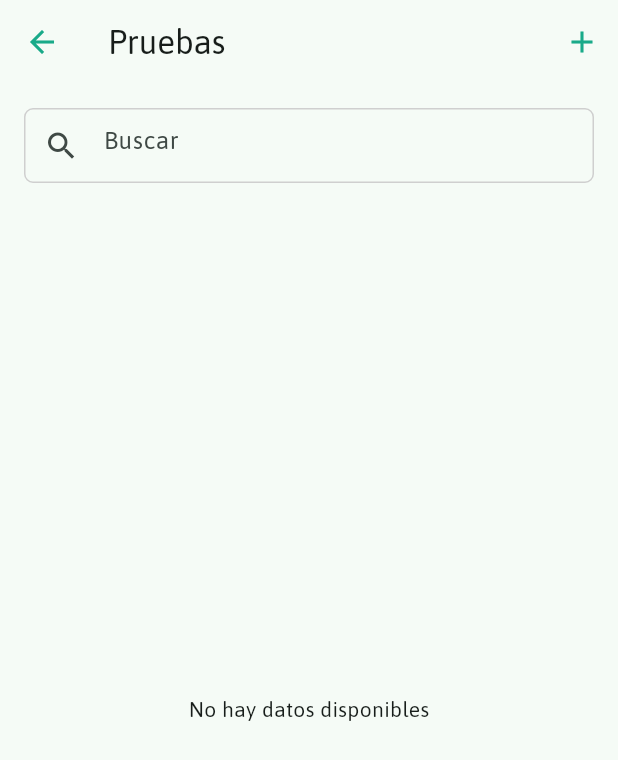
After one commit to AgnerVillaFabrega/MixCosechas, a Flutter app: the ViewPruebasScreen screen opened directly, on a phone screen of 412 x 824 dp. The commit adds this screen. Shown: the top 760 px of the screen. Run offline on Flutter 3.47's test engine with Material 2 defaults, Android fonts, the phone set to English and light mode, and no system bars; our stand-ins replace cloud_firestore, csv, firebase_auth, firebase_core, flutter_typeahead; accounts and stored records are empty.

Commit message:
test suelo

```diff
--- /dev/null
+++ b/lib/presentation/screens/view_pruebas_screen.dart
@@ -0,0 +1,94 @@
+import 'package:flutter/material.dart';
+import 'package:mixcosechas_app/model/pruebaSuelo.dart';
+import 'package:mixcosechas_app/presentation/widgets/icon_add_prueba.dart';
+import '../../services/firebase_service.dart';
+import '../widgets/indicador_circle_progress.dart';
+
+class ViewPruebasScreen extends StatefulWidget {
+  const ViewPruebasScreen({Key? key}) : super(key: key);
+
+  @override
+  _ViewPruebasScreenState createState() => _ViewPruebasScreenState();
+}
+
+class _ViewPruebasScreenState extends State<ViewPruebasScreen> {
+  final ServiceFirebase _serviceFirebase = ServiceFirebase();
+  List<PruebaSuelo> pruebasSuelo = [];
+  bool _isLoading = true; // Inicialmente, estamos cargando datos.
+
+  @override
+  void initState() {
+    super.initState();
+    _loadData();
+  }
+
+  Future<void> _loadData() async {
+    try {
+      // Llama a la función para obtener la lista de PruebaSuelo.
+      List<PruebaSuelo> pruebas = await _serviceFirebase.getPruebaSuelo();
+      setState(() {
+        pruebasSuelo = pruebas;
+        _isLoading = false; // Los datos se han cargado, establecemos _isLoading a falso.
+      });
+    } catch (e) {
+      print("Error al obtener la lista de Pruebas de Suelo: $e");
+      setState(() {
+        _isLoading = false; // En caso de error, asegúrate de que _isLoading se establezca en falso.
+      });
+    }
+  }
+
+  @override
+  Widget build(BuildContext context) {
+    return Scaffold(
+      appBar: AppBar(
+        title: const Text('Pruebas'),
+        actions: const [
+          IconAddPrueba(),
+        ],
+      ),
+      body: Padding(
+        padding: const EdgeInsets.all(16.0),
+        child: Column(
+          children: [
+            Container(
+              decoration: BoxDecoration(
+                borderRadius: BorderRadius.circular(6),
+                border: Border.all(color: const Color(0xFFCFCFCF)),
+              ),
+              child: const TextField(
+                decoration: InputDecoration(
+                  hintText: 'Buscar',
+                  prefixIcon: Icon(Icons.search),
+                  border: InputBorder.none,
+                ),
+              ),
+            ),
+            const SizedBox(height: 16.0),
+            _isLoading
+                ? const IndicadorCircularProgress() // Muestra un indicador de carga mientras se obtienen los datos.
+                : Expanded(
+                    child: pruebasSuelo.isEmpty
+                        ? const Center(
+                            child: Text('No hay datos disponibles'),
+                          )
+                        : ListView.separated(
+                            itemCount: pruebasSuelo.length,
+                            separatorBuilder: (context, index) => const Divider(),
+                            itemBuilder: (context, index) {
+                              return ListTile(
+                                title: Text(pruebasSuelo[index].nombrePredio.toString()),
+                                subtitle: Text(pruebasSuelo[index].alInterpretacion.toString()),
+                                onTap: () {
+                                  // Puedes implementar la navegación aquí si es necesario.
+                                },
+                              );
+                            },
+                          ),
+                  ),
+          ],
+        ),
+      ),
+    );
+  }
+}
--- /dev/null
+++ b/lib/presentation/widgets/icon_add_prueba.dart
@@ -0,0 +1,23 @@
+import 'package:flutter/material.dart';
+
+import '../screens/registration_analisis_screen.dart';
+
+class IconAddPrueba extends StatelessWidget {
+  const IconAddPrueba({
+    super.key,
+  });
+
+  @override
+  Widget build(BuildContext context) {
+    return IconButton(
+      icon: const Icon(Icons.add),
+      onPressed: () {
+        //Todo: Logica para registrar predios
+        Navigator.push(
+          context,
+          MaterialPageRoute(builder: (context) => const RegistrationPruebaScreen()),
+        );
+      },
+    );
+  }
+}
--- a/lib/presentation/widgets/icon_muestras.dart
+++ b/lib/presentation/widgets/icon_muestras.dart
@@ -1,6 +1,6 @@
 import 'package:flutter/material.dart';
 
-import '../screens/registration_analisis_screen.dart';
+import '../screens/view_pruebas_screen.dart';
 
 class IconMuestasMenu extends StatelessWidget {
   const IconMuestasMenu({
@@ -15,7 +15,7 @@ class IconMuestasMenu extends StatelessWidget {
       onTap: () {
         Navigator.push(
             context,
-            MaterialPageRoute(builder: (context) => const RegistrationPruebaScreen()),
+            MaterialPageRoute(builder: (context) => ViewPruebasScreen()),
           );
       },
     );
```
Also changed, not shown: lib/model/pruebaSuelo.dart (+25 -25 lines), lib/presentation/screens/predio_profile_screen.dart (+0 -39 lines), lib/presentation/widgets/suelo_widget.dart (+4 -3 lines), lib/services/firebase_service.dart (+3 -6 lines).
